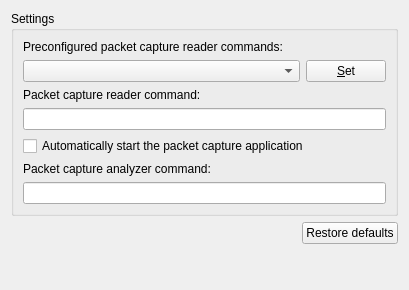
GNS3/gns3-gui, file gns3/ui/packet_capture_preferences_page.ui: the form before one commit.
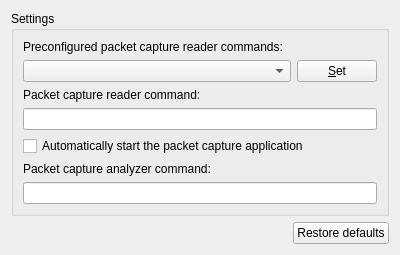
The form after the commit.

Patch:
```diff
--- a/gns3/ui/packet_capture_preferences_page.ui
+++ b/gns3/ui/packet_capture_preferences_page.ui
@@ -6,8 +6,8 @@
    <rect>
     <x>0</x>
     <y>0</y>
-    <width>409</width>
-    <height>290</height>
+    <width>400</width>
+    <height>250</height>
    </rect>
   </property>
   <property name="windowTitle">
```
